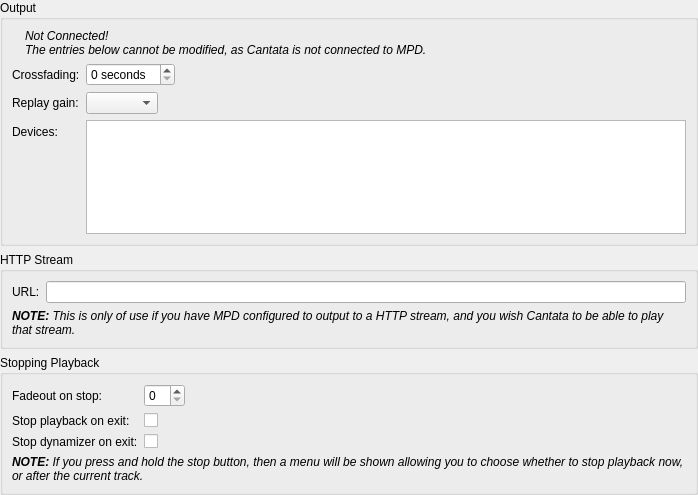
Before: the Qt Designer form gui/playbacksettings.ui in polpo/cantata-mac, drawn with Qt 5.
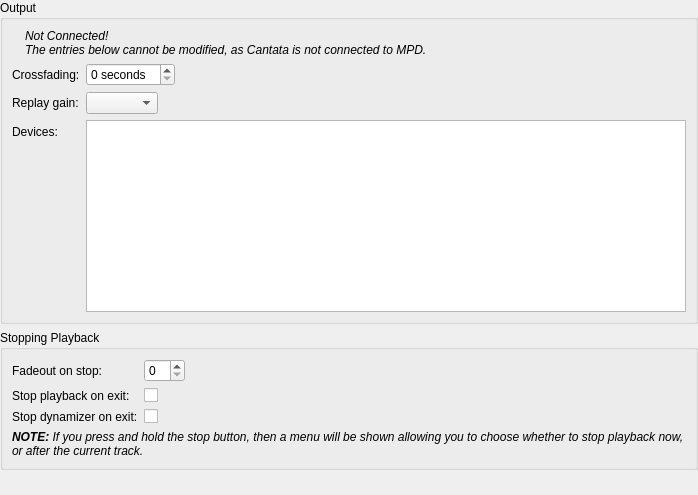
After: the same form once the commit is applied. Custom widgets are drawn as their Qt base class.

Commit message: HTTP stream URL is per collection

The edit to the form file:
```diff
--- a/gui/playbacksettings.ui
+++ b/gui/playbacksettings.ui
@@ -126,41 +126,6 @@
      </layout>
     </widget>
    </item>
-   <item>
-    <widget class="QGroupBox" name="streamBox">
-     <property name="title">
-      <string>HTTP Stream</string>
-     </property>
-     <layout class="QFormLayout" name="formLayout_2">
-      <property name="fieldGrowthPolicy">
-       <enum>QFormLayout::ExpandingFieldsGrow</enum>
-      </property>
-      <item row="1" column="0">
-       <widget class="BuddyLabel" name="streamUrlLabel">
-        <property name="text">
-         <string>URL:</string>
-        </property>
-        <property name="buddy">
-         <cstring>streamUrl</cstring>
-        </property>
-       </widget>
-      </item>
-      <item row="1" column="1">
-       <widget class="QLineEdit" name="streamUrl"/>
-      </item>
-      <item row="2" column="0" colspan="2">
-       <widget class="QLabel" name="streamUrlInfoLabel">
-        <property name="text">
-         <string>&lt;i&gt;&lt;b&gt;NOTE:&lt;/b&gt; This is only of use if you have MPD configured to output to a HTTP stream, and you wish Cantata to be able to play that stream.&lt;/i&gt;</string>
-        </property>
-        <property name="wordWrap">
-         <bool>true</bool>
-        </property>
-       </widget>
-      </item>
-     </layout>
-    </widget>
-   </item>
    <item>
     <widget class="QGroupBox" name="stopPlaybackBox">
      <property name="title">
```
Left out of the diff: 1 changed line with no effect on the pictures. The commit also changes 10 other files.
